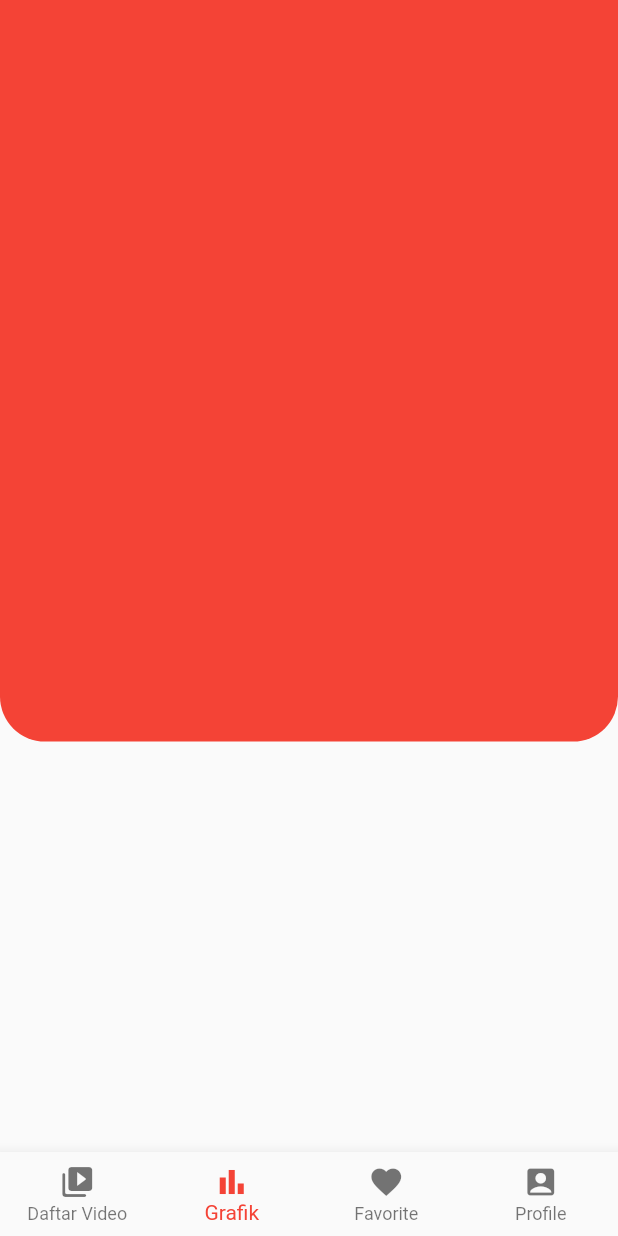
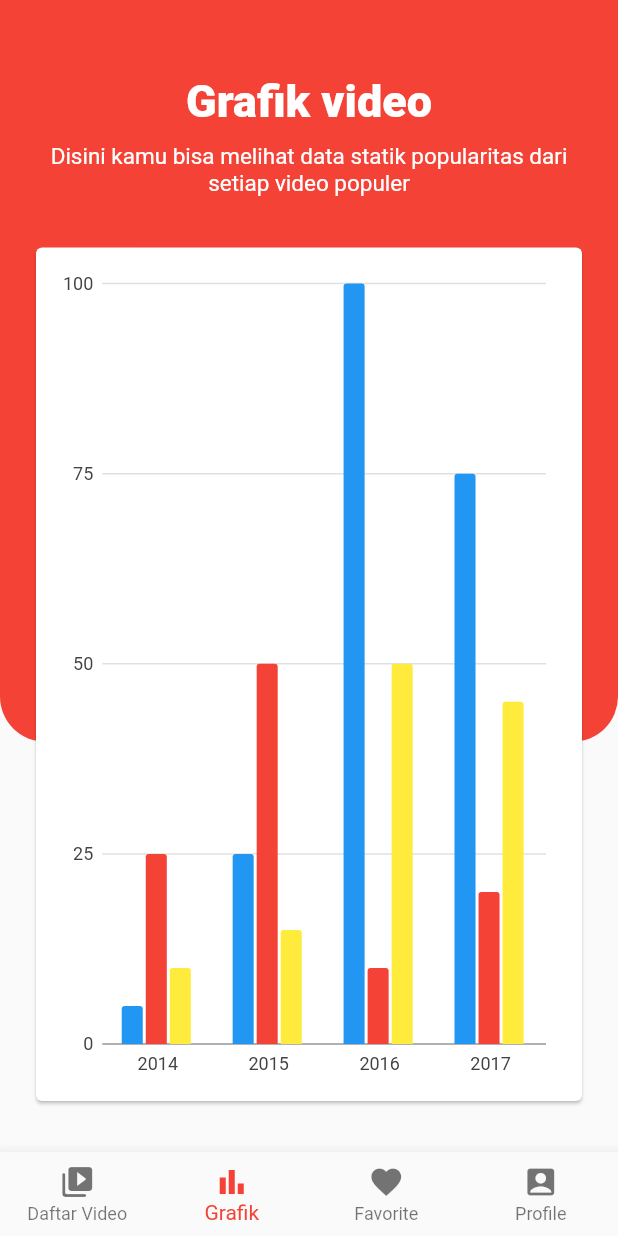
Before and after one commit to mohamad-supangat/udacoding_batch4_intermidiate, a Flutter app: the Home screen opened by its route, item 2 of the bottom bar chosen, on a phone screen of 412 x 824 dp. Run offline on Flutter 3.47's test engine with Material 2 defaults, Android fonts, the phone set to English and light mode, and no system bars; our stand-ins replace bloc, charts_flutter, dio, equatable, flutter_bloc, fluttertoast and 3 more; accounts and stored records are empty.

Commit message:
test flutter chart

```diff
--- a/task1/task1-flutter/lib/pages/popular_video/chart.dart
+++ b/task1/task1-flutter/lib/pages/popular_video/chart.dart
@@ -1,4 +1,5 @@
 import 'package:flutter/material.dart';
+import 'package:charts_flutter/flutter.dart' as charts;
 
 class ChartPopularVideos extends StatefulWidget {
   @override
@@ -8,6 +9,98 @@ class ChartPopularVideos extends StatefulWidget {
 class _ChartPopularVideosState extends State<ChartPopularVideos> {
   @override
   Widget build(BuildContext context) {
-    return Container();
+    return Column(
+      crossAxisAlignment: CrossAxisAlignment.center,
+      children: [
+        Text(
+          'Grafik video',
+          style: TextStyle(
+            color: Colors.white,
+            fontSize: 30,
+            fontWeight: FontWeight.w800,
+          ),
+          textAlign: TextAlign.center,
+        ),
+        SizedBox(
+          height: 10,
+        ),
+        Text(
+          'Disini kamu bisa melihat data statik popularitas dari setiap video populer',
+          style: TextStyle(
+            color: Colors.white,
+            fontSize: 15,
+            fontWeight: FontWeight.w400,
+          ),
+          textAlign: TextAlign.center,
+        ),
+        SizedBox(
+          height: 30,
+        ),
+        Expanded(
+          child: Card(
+            child: Padding(
+              padding: EdgeInsets.all(10),
+              child: charts.BarChart(
+                _createSampleData(),
+                animate: true,
+                barGroupingType: charts.BarGroupingType.grouped,
+              ),
+            ),
+          ),
+        ),
+      ],
+    );
+  }
+
+  static List<charts.Series<OrdinalSales, String>> _createSampleData() {
+    final desktopSalesData = [
+      new OrdinalSales('2014', 5),
+      new OrdinalSales('2015', 25),
+      new OrdinalSales('2016', 100),
+      new OrdinalSales('2017', 75),
+    ];
+
+    final tableSalesData = [
+      new OrdinalSales('2014', 25),
+      new OrdinalSales('2015', 50),
+      new OrdinalSales('2016', 10),
+      new OrdinalSales('2017', 20),
+    ];
+
+    final mobileSalesData = [
+      new OrdinalSales('2014', 10),
+      new OrdinalSales('2015', 15),
+      new OrdinalSales('2016', 50),
+      new OrdinalSales('2017', 45),
+    ];
+
+    return [
+      new charts.Series<OrdinalSales, String>(
+        id: 'Desktop',
+        domainFn: (OrdinalSales sales, _) => sales.year,
+        measureFn: (OrdinalSales sales, _) => sales.sales,
+        data: desktopSalesData,
+      ),
+      new charts.Series<OrdinalSales, String>(
+        id: 'Tablet',
+        domainFn: (OrdinalSales sales, _) => sales.year,
+        measureFn: (OrdinalSales sales, _) => sales.sales,
+        data: tableSalesData,
+      ),
+      new charts.Series<OrdinalSales, String>(
+        id: 'Mobile',
+        domainFn: (OrdinalSales sales, _) => sales.year,
+        measureFn: (OrdinalSales sales, _) => sales.sales,
+        data: mobileSalesData,
+      ),
+    ];
   }
 }
+
+/// Sample ordinal data type.
+class OrdinalSales {
+  final String year;
+  final int sales;
+
+  OrdinalSales(this.year, this.sales);
+}
```
